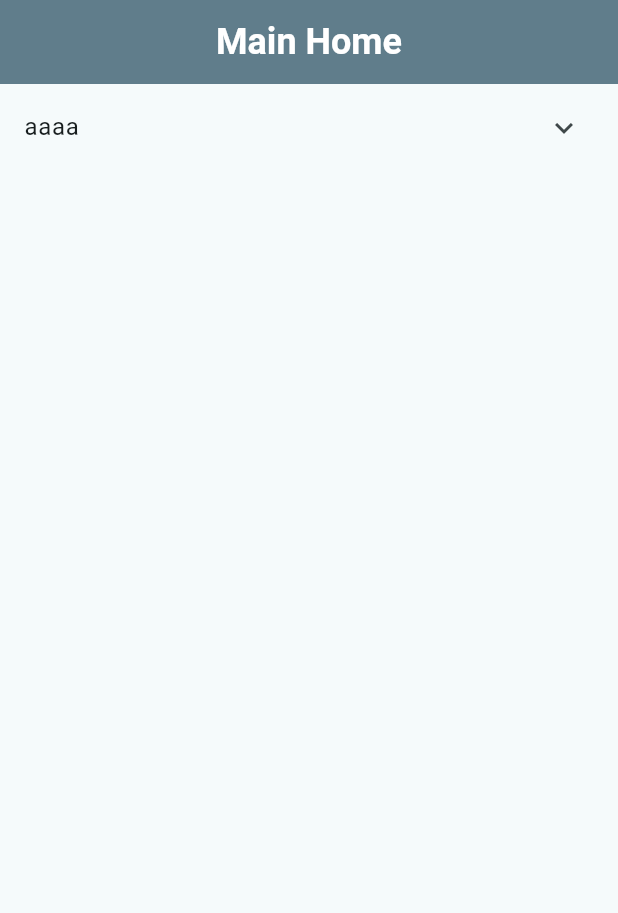
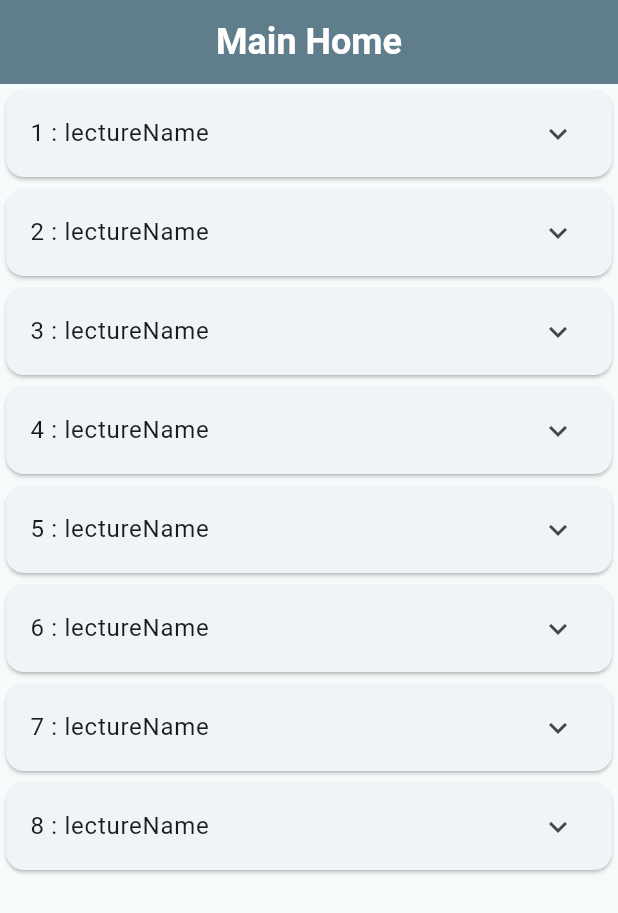
Before and after one commit to CubeMaterial/FlutterUnderstandProject, a Flutter app: the screen it shows after launch, on a phone screen of 412 x 824 dp. Shown: the top 913 px of the screen. Run offline on Flutter 3.47's test engine with Material 3 defaults, Android fonts, the phone set to English and light mode, and no system bars.

Commit message:
리스트뷰
초기 리스트류 제작 하고 뿌리는거까지 됨
이제 이걸 위젯, 스테이트리스, 스테이트풀 로 각자 하나씩 제작하고 탭바 제작하여 넘기도록 할 예정

```diff
--- /dev/null
+++ b/lecture.json
@@ -0,0 +1,12 @@
+{
+    "lectureName": "lectureName",
+    "images": [
+        "images/image_fitting/image_fitting.png",
+        "images/image_fitting/image_fitting.png",
+        "images/image_fitting/image_fitting.png",
+        "images/image_fitting/image_fitting.png",
+        "images/image_fitting/image_fitting.png",
+        "images/image_fitting/image_fitting.png"
+    ],
+    "link": "/First"
+}
--- a/lib/Main/app_home.dart
+++ b/lib/Main/app_home.dart
@@ -1,5 +1,9 @@
+import 'dart:convert';
+
 import 'package:flutter/material.dart';
+import 'package:flutter/services.dart';
 import 'package:flutter_understand_project/Common/common_app_bar.dart';
+import 'package:flutter_understand_project/model/lecture.dart';
 
 class AppHome extends StatefulWidget {
   const AppHome({super.key});
@@ -9,62 +13,227 @@ class AppHome extends StatefulWidget {
 }
 
 class _AppHomeState extends State<AppHome> {
+  late List<Lecture> lectureList;
+
+  late Future userList;
+  //   String json = '''
+
+  // {
+
+  //     "lectureName": "lectureName",
+  //     "images": [
+  //         "images/image_fitting/image_fitting.png",
+  //         "images/image_fitting/image_fitting.png",
+  //         "images/image_fitting/image_fitting.png",
+  //         "images/image_fitting/image_fitting.png",
+  //         "images/image_fitting/image_fitting.png",
+  //         "images/image_fitting/image_fitting.png"
+  //     ],
+  //     "link": "/First"
+  // }
+
+  // ''';
+
+  @override
+  void initState() {
+    super.initState();
+    lectureList = [
+      Lecture(
+        lectureName: 'lectureName',
+        images: [
+          'images/image_fitting/image_fitting.png',
+          'images/image_fitting/image_fitting.png',
+          'images/image_fitting/image_fitting.png',
+          'images/image_fitting/image_fitting.png',
+          'images/image_fitting/image_fitting.png',
+          'images/image_fitting/image_fitting.png',
+        ],
+        link: '/First',
+      ),
+      Lecture(
+        lectureName: 'lectureName',
+        images: [
+          'images/image_fitting/image_fitting.png',
+          'images/image_fitting/image_fitting.png',
+          'images/image_fitting/image_fitting.png',
+          'images/image_fitting/image_fitting.png',
+          'images/image_fitting/image_fitting.png',
+          'images/image_fitting/image_fitting.png',
+        ],
+        link: '/First',
+      ),
+      Lecture(
+        lectureName: 'lectureName',
+        images: [
+          'images/image_fitting/image_fitting.png',
+          'images/image_fitting/image_fitting.png',
+          'images/image_fitting/image_fitting.png',
+          'images/image_fitting/image_fitting.png',
+          'images/image_fitting/image_fitting.png',
+          'images/image_fitting/image_fitting.png',
+        ],
+        link: '/First',
+      ),
+      Lecture(
+        lectureName: 'lectureName',
+        images: [
+          'images/image_fitting/image_fitting.png',
+          'images/image_fitting/image_fitting.png',
+          'images/image_fitting/image_fitting.png',
+          'images/image_fitting/image_fitting.png',
+          'images/image_fitting/image_fitting.png',
+          'images/image_fitting/image_fitting.png',
+        ],
+        link: '/First',
+      ),
+      Lecture(
+        lectureName: 'lectureName',
+        images: [
+          'images/image_fitting/image_fitting.png',
+          'images/image_fitting/image_fitting.png',
+          'images/image_fitting/image_fitting.png',
+          'images/image_fitting/image_fitting.png',
+          'images/image_fitting/image_fitting.png',
+          'images/image_fitting/image_fitting.png',
+        ],
+        link: '/First',
+      ),
+      Lecture(
+        lectureName: 'lectureName',
+        images: [
+          'images/image_fitting/image_fitting.png',
+          'images/image_fitting/image_fitting.png',
+          'images/image_fitting/image_fitting.png',
+          'images/image_fitting/image_fitting.png',
+          'images/image_fitting/image_fitting.png',
+          'images/image_fitting/image_fitting.png',
+        ],
+        link: '/First',
+      ),
+      Lecture(
+        lectureName: 'lectureName',
+        images: [
+          'images/image_fitting/image_fitting.png',
+          'images/image_fitting/image_fitting.png',
+          'images/image_fitting/image_fitting.png',
+          'images/image_fitting/image_fitting.png',
+          'images/image_fitting/image_fitting.png',
+          'images/image_fitting/image_fitting.png',
+        ],
+        link: '/First',
+      ),
+      Lecture(
+        lectureName: 'lectureName',
+        images: [
+          'images/image_fitting/image_fitting.png',
+          'images/image_fitting/image_fitting.png',
+          'images/image_fitting/image_fitting.png',
+          'images/image_fitting/image_fitting.png',
+          'images/image_fitting/image_fitting.png',
+          'images/image_fitting/image_fitting.png',
+        ],
+        link: '/First',
+      ),
+    ];
+
+    userList = loadJson();
+
+    // Map<String,dynamic> jsonData = jsonDecode(userList);
+    // print(jsonData['link']);
+  }
+
   @override
   Widget build(BuildContext context) {
+    Size screenSize = MediaQuery.of(context).size;
+    double expandedWidth = screenSize.width * 0.6;
+    double buttonWidth = screenSize.width * 0.35;
     return Scaffold(
       appBar: CommonAppBar(message: 'Main Home'),
+
       body: Center(
-  child: Column(
+        child: FutureBuilder(
+          future: userList,
+          builder: (context, snapshot) {
+            if (snapshot.hasData) {
+              return ListView.builder(
+                itemCount: lectureList.length,
+                itemBuilder: (context, index) {
+                  return Card(
+                    child: ExpansionTile(
+                      title: Text(
+                        '${index + 1} : ${lectureList[index].lectureName}',
+                      ),
                       children: [
-      ExpansionTile(
-        title: Text('aaaa'),
-        children: [
-          Row(
+                        SizedBox(
+                          height: 150,
+                          width: screenSize.width,
+                          child: Row(
                             mainAxisAlignment: MainAxisAlignment.center,
                             children: [
-              // 스크롤 영역은 Expanded로 가로폭 제약
                               Expanded(
-                child: Column(
-                  mainAxisAlignment: MainAxisAlignment.center,
-                  children: [
-                    const Text('Images'),
-                    // 가로 스크롤은 높이를 반드시 지정
-                    SizedBox(
-                      height: 120, // 이미지 높이에 맞춰 조정
+                                flex: 1,
                                 child: SingleChildScrollView(
                                   scrollDirection: Axis.horizontal,
                                   child: Row(
-                          children:  [
-                            // 필요하면 width/height 지정 + fit 사용
-                            Image.asset('images/image_fitting/image_fitting.png', height: 120),
-                            Image.asset('images/image_fitting/image_fitting.png', height: 120),
-                            Image.asset('images/image_fitting/image_fitting.png', height: 120),
-                            Image.asset('images/image_fitting/image_fitting.png', height: 120),
-                            Image.asset('images/image_fitting/image_fitting.png', height: 120),
-                            Image.asset('images/image_fitting/image_fitting.png', height: 120),
-                            Image.asset('images/image_fitting/image_fitting.png', height: 120),
-                            Image.asset('images/image_fitting/image_fitting.png', height: 120),
-                            Image.asset('images/image_fitting/image_fitting.png', height: 120),
-                            Image.asset('images/image_fitting/image_fitting.png', height: 120),
-                            Image.asset('images/image_fitting/image_fitting.png', height: 120),
-                            Image.asset('images/image_fitting/image_fitting.png', height: 120),
+                                    mainAxisAlignment: MainAxisAlignment.start,
+                                    children: [
+                                      for (String path
+                                          in lectureList[index].images)
+                                        Image.asset(path, height: 150),
                                     ],
                                   ),
                                 ),
                               ),
-                  ],
+                              VerticalDivider(
+                                color: Colors.black,
+                                thickness: 1,
                               ),
+                              Column(
+                                mainAxisAlignment: MainAxisAlignment.center,
+                                children: [
+                                  ElevatedButton(
+                                    onPressed: () {},
+                                    style: ElevatedButton.styleFrom(
+                                      maximumSize: Size(buttonWidth, 50),
                                     ),
-              const SizedBox(width: 12),
-              const Text('aaaaaa'),
-            ],
+                                    child: Text(
+                                      'Move',
+                                      overflow: TextOverflow.clip,
+                                    ),
                                   ),
                                 ],
                               ),
                             ],
                           ),
-)
-
+                        ),
+                      ],
+                    ),
+                  );
+                },
+              );
+            } else if (snapshot.hasError) {
+              return const Center(child: Text("Error"));
+            } else {
+              return const Center(
+                child: CircularProgressIndicator(strokeWidth: 2),
               );
             }
+          },
+        ),
+      ),
+    );
+  } // build
+
+  // === Functions ===
+
+  void initLecture() {
+    // Lecture.fromJson()
   }
+
+  static Future loadJson() async {
+    final String response = await rootBundle.loadString("lecture.json");
+    final data = await json.decode(response);
+    // print(data.)
+    return data;
+  }
+}
--- /dev/null
+++ b/lib/model/lecture.dart
@@ -0,0 +1,24 @@
+// import 'dart:math';
+
+import 'package:json_annotation/json_annotation.dart';
+
+import 'package:flutter_understand_project/Main/app_home.dart';
+
+@JsonSerializable()
+class Lecture {
+  String lectureName;
+  List<String> images;
+  String link;
+
+  Lecture({
+    required this.lectureName,
+    required this.images,
+    required this.link,
+  });
+
+  // // JSON → 객체
+  // factory Lecture.fromJson(Map<String, String> json) => _$UserFromJson(json);
+
+  // // 객체 → JSON
+  // Map<String, String> toJson() => toJson()(this);
+}
--- a/pubspec.yaml
+++ b/pubspec.yaml
@@ -34,7 +34,8 @@ dependencies:
   # The following adds the Cupertino Icons font to your application.
   # Use with the CupertinoIcons class for iOS style icons.
   cupertino_icons: ^1.0.8
-  json_serializable: ^6.11.1
+  json_annotation: ^4.9.0
+  get: ^4.7.2
 
 dev_dependencies:
   flutter_test:
@@ -60,6 +61,7 @@ flutter:
 
   # To add assets to your application, add an assets section, like this:
   assets:
+    - lecture.json
     - images/
     - images/image_fitting/
 
```
Also changed, not shown: pubspec.lock. Lines whose indentation alone changed are shown as unchanged.
